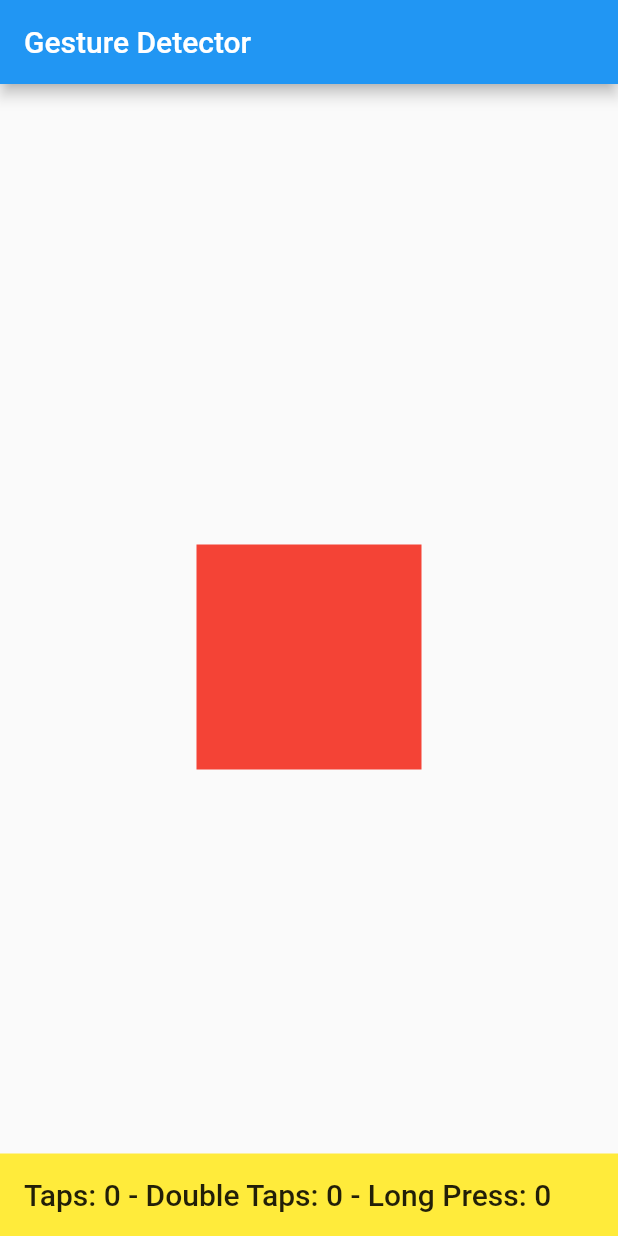
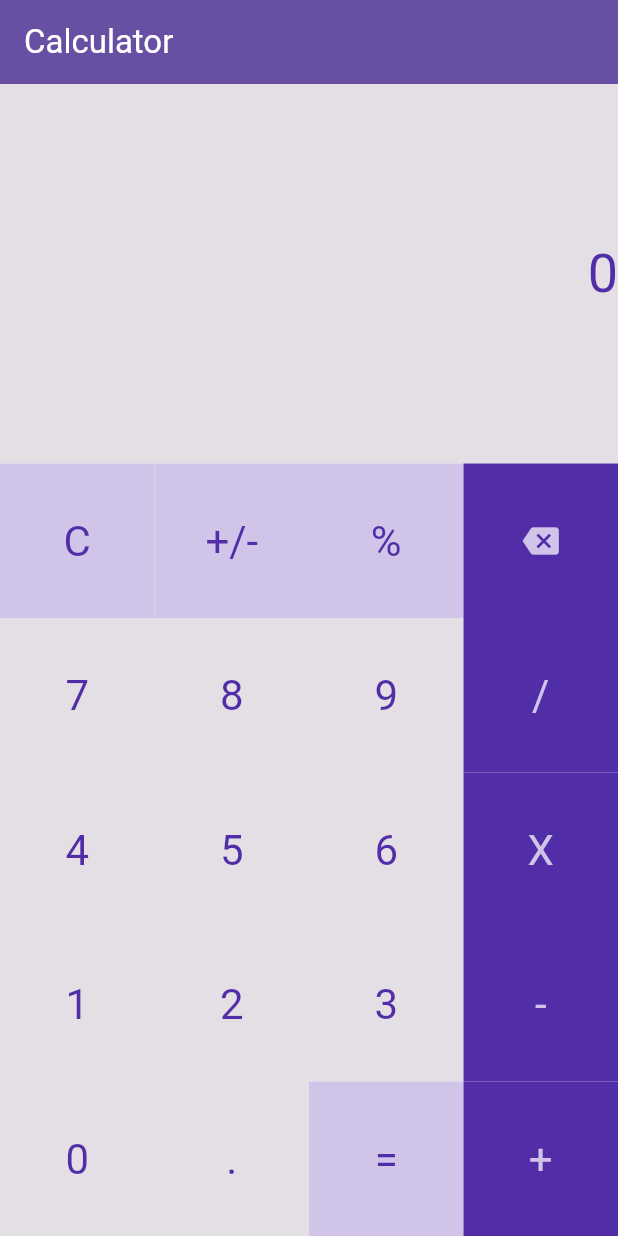
Before and after one commit to kevinWicaksono/dicodingFlutter, a Flutter app: the screen it shows after launch, on a phone screen of 412 x 824 dp. Run offline on Flutter 3.47's test engine with Material 3 defaults, Android fonts, the light colour scheme and no system bars; our stand-ins replace google_fonts, math_expressions, webview_flutter.

Commit message:
make a simple calculator app

```diff
--- /dev/null
+++ b/lib/FlutterUI/Calculator/Widget/wg_CalculatorButton.dart
@@ -0,0 +1,51 @@
+// ignore_for_file: deprecated_member_use, file_names, non_constant_identifier_names, must_be_immutable
+
+import 'package:flutter/material.dart';
+
+class WgCalculatorButton extends StatelessWidget {
+  final Color backgroundColor;
+  final Color foregroundColor;
+  String? text;
+  IconData? icon;
+  final Function() onTap;
+
+  WgCalculatorButton({
+    super.key,
+    required this.backgroundColor,
+    required this.foregroundColor,
+    required this.text,
+    required this.onTap,
+  });
+
+  WgCalculatorButton.Icon({
+    super.key,
+    required this.backgroundColor,
+    required this.foregroundColor,
+    required this.icon,
+    required this.onTap,
+  });
+
+  @override
+  Widget build(BuildContext context) {
+    return GestureDetector(
+      onTap: onTap,
+      child: Container(
+        color: backgroundColor,
+        child: Center(
+          child: icon == null
+              ? Text(
+                  text ?? '',
+                  style: Theme.of(context)
+                      .textTheme
+                      .headline4!
+                      .copyWith(color: foregroundColor),
+                )
+              : Icon(
+                  icon,
+                  color: foregroundColor,
+                ),
+        ),
+      ),
+    );
+  }
+}
--- a/lib/main.dart
+++ b/lib/main.dart
@@ -1,6 +1,8 @@
-// ignore_for_file: library_private_types_in_public_api
+// ignore_for_file: library_private_types_in_public_api, deprecated_member_use
 
+import 'package:dicoding_flutter/FlutterUI/Calculator/Widget/wg_CalculatorButton.dart';
 import 'package:flutter/material.dart';
+import 'package:math_expressions/math_expressions.dart';
 
 void main() {
   runApp(const MyApp());
@@ -12,10 +14,10 @@
   @override
   Widget build(BuildContext context) {
     return MaterialApp(
-      title: 'Gesture Detector',
+      title: 'Calculator',
       theme: ThemeData(
-        primarySwatch: Colors.blue,
-        useMaterial3: false,
+        primarySwatch: Colors.deepPurple,
+        visualDensity: VisualDensity.adaptivePlatformDensity,
       ),
       home: const MyHomePage(),
     );
@@ -26,99 +28,244 @@
   const MyHomePage({super.key});
 
   @override
-  _MyHomePageState createState() => _MyHomePageState();
+  State<MyHomePage> createState() => _MyHomePageState();
 }
 
 class _MyHomePageState extends State<MyHomePage> {
-  final double boxSize = 150.0;
+  String screenText = '0';
 
-  // tap counter
-  int numTaps = 0;
-  int numDoubleTaps = 0;
-  int numLongPress = 0;
+  void pressNumber(int number) {
+    setState(() {
+      if (screenText == '0') {
+        screenText = '$number';
+      } else {
+        screenText = '$screenText$number';
+      }
+    });
+  }
 
-  // initial position
-  double posX = 0.0;
-  double posY = 0.0;
+  void pressExpression(String exp) {
+    setState(() {
+      if (screenText.isNotEmpty) {
+        screenText = '$screenText$exp';
+      }
+    });
+  }
 
-  void center(BuildContext context) {
-    posX = (MediaQuery.of(context).size.width / 2) - boxSize / 2;
-    posY = (MediaQuery.of(context).size.height / 2) - boxSize / 2 - 30;
+  void pressResult() {
+    Parser p = Parser();
+    ContextModel cm = ContextModel();
+    Expression exp = p.parse(screenText);
 
     setState(() {
-      posX = posX;
-      posY = posY;
+      screenText = exp.evaluate(EvaluationType.REAL, cm).toString();
     });
   }
 
   @override
   Widget build(BuildContext context) {
-    if (posX == 0) {
-      center(context);
-    }
-
     return Scaffold(
       appBar: AppBar(
-        title: const Text('Gesture Detector'),
+        backgroundColor: Theme.of(context).primaryColor,
+        title: Text(
+          'Calculator',
+          style: Theme.of(context)
+              .textTheme
+              .headline6!
+              .copyWith(color: Colors.white),
+        ),
       ),
-      body: Stack(
+      body: Column(
         children: [
-          Positioned(
-            top: posY,
-            left: posX,
-            child: GestureDetector(
-              onTap: () {
-                setState(() {
-                  numTaps++;
-                });
-              },
-              onDoubleTap: () {
-                setState(() {
-                  numDoubleTaps++;
-                });
-              },
-              onLongPress: () {
-                setState(() {
-                  numLongPress++;
-                });
-              },
-              // // gesture detector cant have onVerticalDragUpdate/onHorizontalDragUpdate together with onPanUpdate
-              // onVerticalDragUpdate: (details) {
-              //   setState(() {
-              //     double delta = details.delta.dy;
-              //     posY += delta;
-              //   });
-              // },
-              // onHorizontalDragUpdate: (details) {
-              //   setState(() {
-              //     double delta = details.delta.dx;
-              //     posX += delta;
-              //   });
-              // },
-              onPanUpdate: (details) {
-                setState(() {
-                  double deltaX = details.delta.dx;
-                  double deltaY = details.delta.dy;
-                  posX += deltaX;
-                  posY += deltaY;
-                });
-              },
-              child: Container(
-                width: boxSize,
-                height: boxSize,
-                decoration: const BoxDecoration(color: Colors.red),
+          Expanded(
+            child: Container(
+              color: Theme.of(context).highlightColor,
+              child: Align(
+                alignment: Alignment.centerRight,
+                child: Text(
+                  screenText,
+                  style: Theme.of(context).textTheme.headline3!.copyWith(
+                        color: Theme.of(context).primaryColorDark,
+                      ),
+                ),
               ),
             ),
           ),
+          GridView.count(
+            padding: const EdgeInsets.all(0),
+            shrinkWrap: true,
+            crossAxisCount: 4,
+            children: <Widget>[
+              WgCalculatorButton(
+                backgroundColor: Theme.of(context).primaryColorLight,
+                foregroundColor: Theme.of(context).primaryColorDark,
+                text: 'C',
+                onTap: () {
+                  setState(() {
+                    screenText = '0';
+                  });
+                },
+              ),
+              WgCalculatorButton(
+                backgroundColor: Theme.of(context).primaryColorLight,
+                foregroundColor: Theme.of(context).primaryColorDark,
+                text: '+/-',
+                onTap: () {},
+              ),
+              WgCalculatorButton(
+                backgroundColor: Theme.of(context).primaryColorLight,
+                foregroundColor: Theme.of(context).primaryColorDark,
+                text: '%',
+                onTap: () {},
+              ),
+              WgCalculatorButton.Icon(
+                backgroundColor: Theme.of(context).primaryColorDark,
+                foregroundColor: Theme.of(context).primaryColorLight,
+                icon: Icons.backspace,
+                onTap: () {
+                  setState(() {
+                    if (screenText == '0' ||
+                        screenText == '' ||
+                        screenText.length == 1) {
+                      screenText = '0';
+                    } else {
+                      screenText =
+                          screenText.substring(0, screenText.length - 1);
+                    }
+                  });
+                },
+              ),
+              WgCalculatorButton(
+                backgroundColor: Theme.of(context).highlightColor,
+                foregroundColor: Theme.of(context).primaryColorDark,
+                text: '7',
+                onTap: () {
+                  pressNumber(7);
+                },
+              ),
+              WgCalculatorButton(
+                backgroundColor: Theme.of(context).highlightColor,
+                foregroundColor: Theme.of(context).primaryColorDark,
+                text: '8',
+                onTap: () {
+                  pressNumber(8);
+                },
+              ),
+              WgCalculatorButton(
+                backgroundColor: Theme.of(context).highlightColor,
+                foregroundColor: Theme.of(context).primaryColorDark,
+                text: '9',
+                onTap: () {
+                  pressNumber(9);
+                },
+              ),
+              WgCalculatorButton(
+                backgroundColor: Theme.of(context).primaryColorDark,
+                foregroundColor: Theme.of(context).primaryColorLight,
+                text: '/',
+                onTap: () {
+                  pressExpression('/');
+                },
+              ),
+              WgCalculatorButton(
+                backgroundColor: Theme.of(context).highlightColor,
+                foregroundColor: Theme.of(context).primaryColorDark,
+                text: '4',
+                onTap: () {
+                  pressNumber(4);
+                },
+              ),
+              WgCalculatorButton(
+                backgroundColor: Theme.of(context).highlightColor,
+                foregroundColor: Theme.of(context).primaryColorDark,
+                text: '5',
+                onTap: () {
+                  pressNumber(5);
+                },
+              ),
+              WgCalculatorButton(
+                backgroundColor: Theme.of(context).highlightColor,
+                foregroundColor: Theme.of(context).primaryColorDark,
+                text: '6',
+                onTap: () {
+                  pressNumber(6);
+                },
+              ),
+              WgCalculatorButton(
+                backgroundColor: Theme.of(context).primaryColorDark,
+                foregroundColor: Theme.of(context).primaryColorLight,
+                text: 'X',
+                onTap: () {
+                  pressExpression('*');
+                },
+              ),
+              WgCalculatorButton(
+                backgroundColor: Theme.of(context).highlightColor,
+                foregroundColor: Theme.of(context).primaryColorDark,
+                text: '1',
+                onTap: () {
+                  pressNumber(1);
+                },
+              ),
+              WgCalculatorButton(
+                backgroundColor: Theme.of(context).highlightColor,
+                foregroundColor: Theme.of(context).primaryColorDark,
+                text: '2',
+                onTap: () {
+                  pressNumber(2);
+                },
+              ),
+              WgCalculatorButton(
+                backgroundColor: Theme.of(context).highlightColor,
+                foregroundColor: Theme.of(context).primaryColorDark,
+                text: '3',
+                onTap: () {
+                  pressNumber(3);
+                },
+              ),
+              WgCalculatorButton(
+                backgroundColor: Theme.of(context).primaryColorDark,
+                foregroundColor: Theme.of(context).primaryColorLight,
+                text: '-',
+                onTap: () {
+                  pressExpression('-');
+                },
+              ),
+              WgCalculatorButton(
+                backgroundColor: Theme.of(context).highlightColor,
+                foregroundColor: Theme.of(context).primaryColorDark,
+                text: '0',
+                onTap: () {
+                  pressNumber(0);
+                },
+              ),
+              WgCalculatorButton(
+                backgroundColor: Theme.of(context).highlightColor,
+                foregroundColor: Theme.of(context).primaryColorDark,
+                text: '.',
+                onTap: () {
+                  pressExpression('.');
+                },
+              ),
+              WgCalculatorButton(
+                backgroundColor: Theme.of(context).primaryColorLight,
+                foregroundColor: Theme.of(context).primaryColorDark,
+                text: '=',
+                onTap: () {
+                  pressResult();
+                },
+              ),
+              WgCalculatorButton(
+                backgroundColor: Theme.of(context).primaryColorDark,
+                foregroundColor: Theme.of(context).primaryColorLight,
+                text: '+',
+                onTap: () {
+                  pressExpression('+');
+                },
+              ),
+            ],
+          ),
         ],
-      ),
-      bottomNavigationBar: Container(
-        color: Colors.yellow,
-        padding: const EdgeInsets.all(16.0),
-        child: Text(
-          'Taps: $numTaps - Double Taps: $numDoubleTaps - Long Press: $numLongPress',
-          style: Theme.of(context).textTheme.titleLarge,
-        ),
       ),
     );
   }
--- a/pubspec.yaml
+++ b/pubspec.yaml
@@ -32,6 +32,7 @@ dependencies:
     sdk: flutter
   webview_flutter:
   google_fonts:
+  math_expressions:
 
 
   # The following adds the Cupertino Icons font to your application.
```
Also changed, not shown: lib/main_GestureDetector.dart (added, +125 -0 lines), pubspec.lock.
